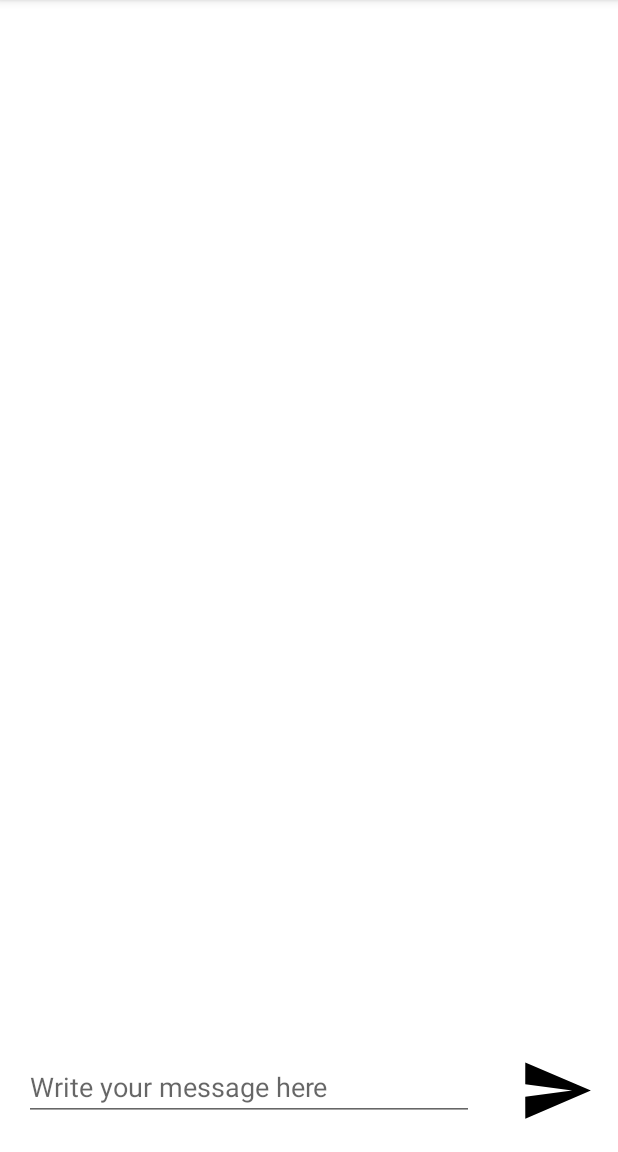
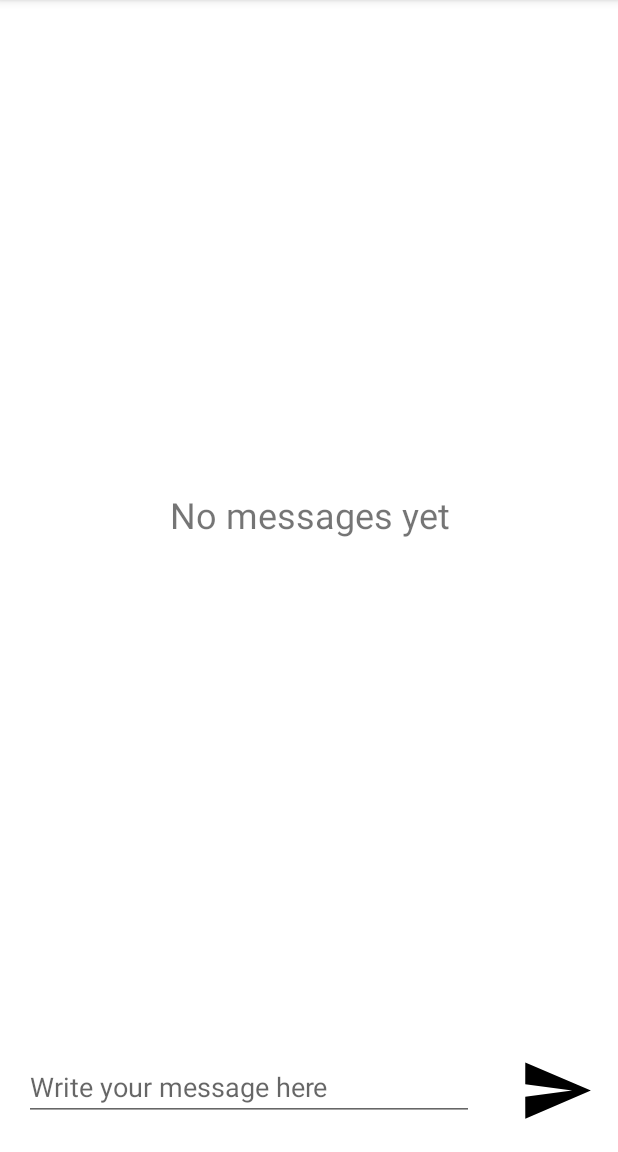
Before and after one commit to AdrianMillanR/FakeBot, an Android app: the screen it shows after launch (MainActivity), on a phone screen of 412 x 824 dp, the part 84-1236 px from its top. Run offline under Robolectric (Android 15) with nearby library versions, the phone set to English and light mode, and no system bars; our stand-ins replace data binding.

Commit message:
Creamos un empty view que se muestre cuando aún no haya mensajes

```diff
--- a/app/src/main/java/com/adrian/fakebot/MainActivity.java
+++ b/app/src/main/java/com/adrian/fakebot/MainActivity.java
@@ -4,6 +4,7 @@ import androidx.appcompat.app.AppCompatActivity;
 import androidx.recyclerview.widget.LinearLayoutManager;
 
 import android.os.Bundle;
+import android.view.View;
 import android.widget.Toast;
 
 import com.adrian.fakebot.databinding.ActivityMainBinding;
@@ -40,8 +41,14 @@ public class MainActivity extends AppCompatActivity {
         //adapter.submitList(messageList);
 
         binding.sendMessageButton.setOnClickListener(v -> {
-            addMessages();
+                addMessages();
         });
+
+        if(messageList.isEmpty()){
+            binding.messageEmptyView.setVisibility(View.VISIBLE);
+        }else{
+            binding.messageEmptyView.setVisibility(View.GONE);
+        }
 
     }
 
@@ -50,7 +57,7 @@ public class MainActivity extends AppCompatActivity {
         if (humanMessage.isEmpty()){
             Toast.makeText(this,"You must write a message",Toast.LENGTH_SHORT).show();
         }else{
-
+            binding.messageEmptyView.setVisibility(View.GONE);
            addUserMessage(humanMessage);
            addBotMessage();
         }
--- a/app/src/main/res/layout/activity_main.xml
+++ b/app/src/main/res/layout/activity_main.xml
@@ -13,14 +13,32 @@
         android:layout_height="wrap_content"
         tools:context=".MainActivity">
 
-        <androidx.recyclerview.widget.RecyclerView
-            android:id="@+id/messages_recycler"
+        <FrameLayout
             android:layout_width="match_parent"
-            android:layout_height="wrap_content"
-            android:layout_above="@id/linear_layout_element"
+            android:layout_height="match_parent"
             android:layout_alignParentTop="true"
-            tools:itemCount="4"
-            tools:listitem="@layout/message_list_item"/>
+            android:layout_above="@id/linear_layout_element">
+
+            <androidx.recyclerview.widget.RecyclerView
+                android:id="@+id/messages_recycler"
+                android:layout_width="match_parent"
+                android:layout_height="wrap_content"
+                android:layout_alignParentTop="true"
+                tools:itemCount="4"
+                tools:listitem="@layout/message_list_item"/>
+
+            <TextView
+                android:id="@+id/message_empty_view"
+                android:layout_width="match_parent"
+                android:layout_height="wrap_content"
+                android:layout_gravity="center"
+                android:gravity="center"
+                android:padding="16dp"
+                android:text="No messages yet"
+                android:textSize="24sp"
+                android:visibility="gone" />
+
+        </FrameLayout>
 
         <LinearLayout
             android:id="@+id/linear_layout_element"
```
